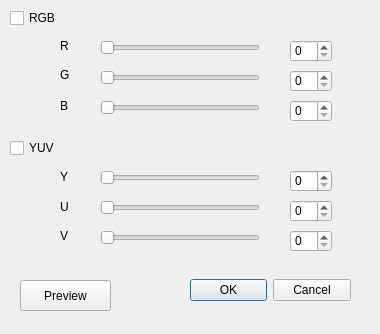
khashab00/ImageEditor, file dialog.ui: the form before one commit.
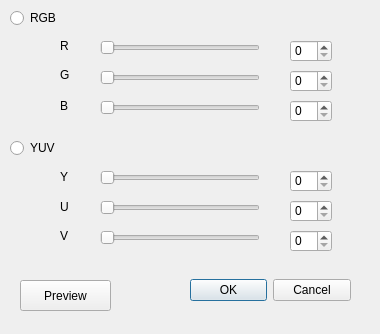
The form after the commit.

Diff of the .ui file:
```diff
--- a/dialog.ui
+++ b/dialog.ui
@@ -107,32 +107,6 @@
     <enum>Qt::Horizontal</enum>
    </property>
   </widget>
-  <widget class="QCheckBox" name="checkBox">
-   <property name="geometry">
-    <rect>
-     <x>10</x>
-     <y>10</y>
-     <width>91</width>
-     <height>16</height>
-    </rect>
-   </property>
-   <property name="text">
-    <string>RGB</string>
-   </property>
-  </widget>
-  <widget class="QCheckBox" name="checkBox_2">
-   <property name="geometry">
-    <rect>
-     <x>10</x>
-     <y>140</y>
-     <width>131</width>
-     <height>16</height>
-    </rect>
-   </property>
-   <property name="text">
-    <string>YUV</string>
-   </property>
-  </widget>
   <widget class="QPushButton" name="pushButton">
    <property name="geometry">
     <rect>
@@ -284,6 +258,32 @@
     </rect>
    </property>
   </widget>
+  <widget class="QRadioButton" name="RGBradioButoon">
+   <property name="geometry">
+    <rect>
+     <x>10</x>
+     <y>10</y>
+     <width>63</width>
+     <height>16</height>
+    </rect>
+   </property>
+   <property name="text">
+    <string>RGB</string>
+   </property>
+  </widget>
+  <widget class="QRadioButton" name="YUVradioButton">
+   <property name="geometry">
+    <rect>
+     <x>10</x>
+     <y>140</y>
+     <width>63</width>
+     <height>16</height>
+    </rect>
+   </property>
+   <property name="text">
+    <string>YUV</string>
+   </property>
+  </widget>
  </widget>
  <resources/>
  <connections>
```
Left out of the diff: 30 changed lines with no effect on the pictures.
